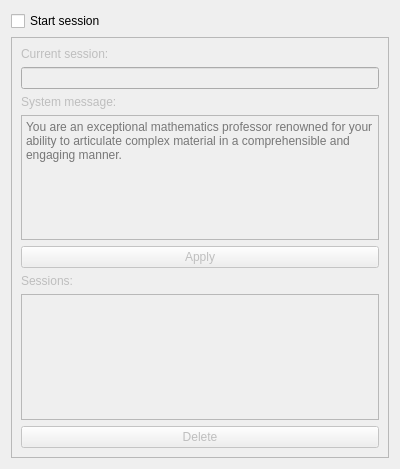
This is ChatSessionWidget.ui in asianirish/AI-Ronaut as Qt 5 draws it before an edit. The edited form follows.
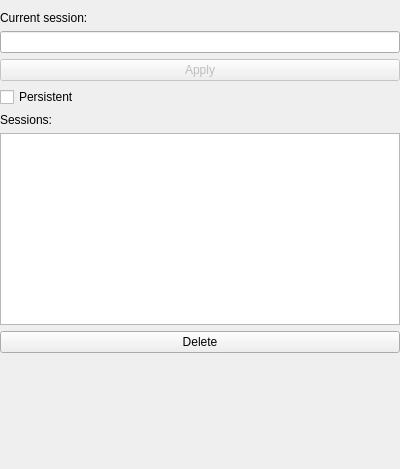
This is the edited form.

Patch:
```diff
--- a/ChatSessionWidget.ui
+++ b/ChatSessionWidget.ui
@@ -14,38 +14,36 @@
    <string>Form</string>
   </property>
   <layout class="QGridLayout" name="gridLayout_2">
-   <item row="5" column="0">
-    <spacer name="verticalSpacer">
-     <property name="orientation">
-      <enum>Qt::Vertical</enum>
-     </property>
-     <property name="sizeHint" stdset="0">
-      <size>
-       <width>20</width>
-       <height>96</height>
-      </size>
-     </property>
-    </spacer>
-   </item>
-   <item row="0" column="0" colspan="3">
-    <widget class="QCheckBox" name="startSessionBox">
-     <property name="text">
-      <string>Start session</string>
-     </property>
-    </widget>
-   </item>
-   <item row="1" column="0" colspan="3">
+   <property name="leftMargin">
+    <number>0</number>
+   </property>
+   <property name="rightMargin">
+    <number>0</number>
+   </property>
+   <item row="0" column="0" colspan="2">
     <widget class="QFrame" name="sessionFrame">
-     <property name="enabled">
-      <bool>false</bool>
-     </property>
      <property name="frameShape">
-      <enum>QFrame::StyledPanel</enum>
+      <enum>QFrame::NoFrame</enum>
      </property>
      <property name="frameShadow">
-      <enum>QFrame::Raised</enum>
+      <enum>QFrame::Plain</enum>
+     </property>
+     <property name="lineWidth">
+      <number>0</number>
      </property>
      <layout class="QVBoxLayout" name="verticalLayout">
+      <property name="leftMargin">
+       <number>0</number>
+      </property>
+      <property name="topMargin">
+       <number>0</number>
+      </property>
+      <property name="rightMargin">
+       <number>0</number>
+      </property>
+      <property name="bottomMargin">
+       <number>0</number>
+      </property>
       <item>
        <widget class="QLabel" name="label">
         <property name="text">
@@ -56,27 +54,23 @@
       <item>
        <widget class="QLineEdit" name="sessionEdit"/>
       </item>
-      <item>
-       <widget class="QLabel" name="label_3">
-        <property name="text">
-         <string>System message:</string>
-        </property>
-       </widget>
-      </item>
-      <item>
-       <widget class="QTextEdit" name="systemMessageEdit">
-        <property name="placeholderText">
-         <string>You are an exceptional mathematics professor renowned for your ability to articulate complex material in a comprehensible and engaging manner.</string>
-        </property>
-       </widget>
-      </item>
       <item>
        <widget class="QPushButton" name="applyEditedButton">
+        <property name="enabled">
+         <bool>false</bool>
+        </property>
         <property name="text">
          <string>Apply</string>
         </property>
        </widget>
       </item>
+      <item>
+       <widget class="QCheckBox" name="isPersistentBox">
+        <property name="text">
+         <string>Persistent</string>
+        </property>
+       </widget>
+      </item>
       <item>
        <widget class="QLabel" name="label_2">
         <property name="text">
@@ -97,6 +91,19 @@
      </layout>
     </widget>
    </item>
+   <item row="4" column="0">
+    <spacer name="verticalSpacer">
+     <property name="orientation">
+      <enum>Qt::Vertical</enum>
+     </property>
+     <property name="sizeHint" stdset="0">
+      <size>
+       <width>20</width>
+       <height>96</height>
+      </size>
+     </property>
+    </spacer>
+   </item>
   </layout>
  </widget>
  <tabstops>
```
Left out of the diff: 5 changed lines with no effect on the pictures.
